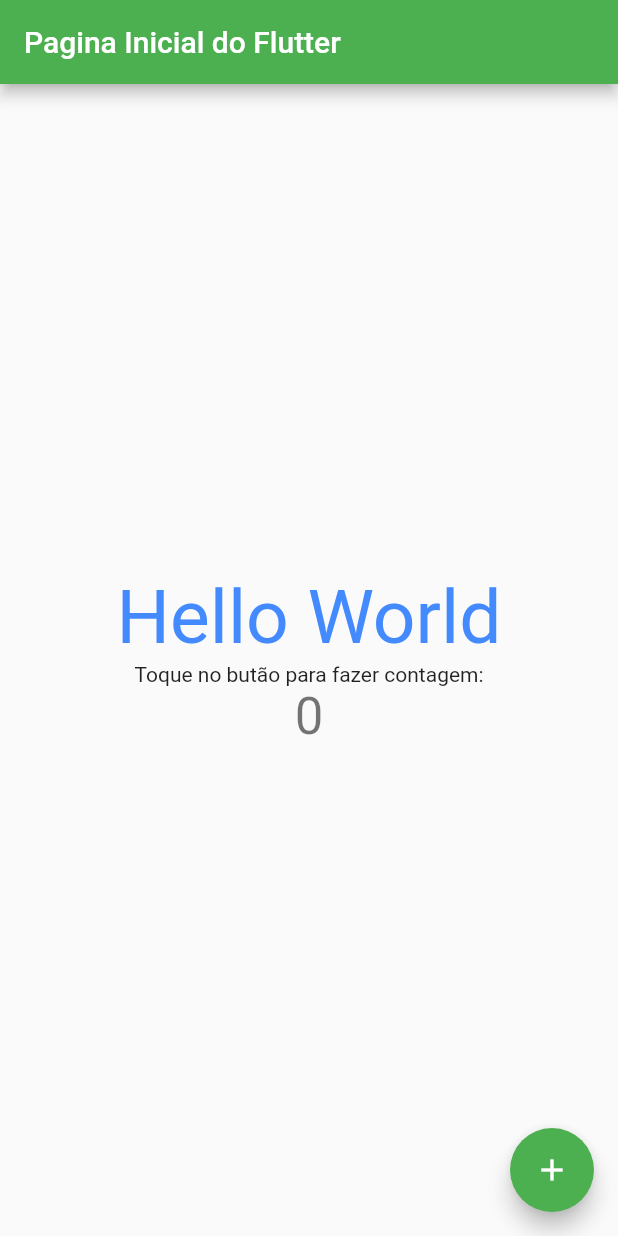
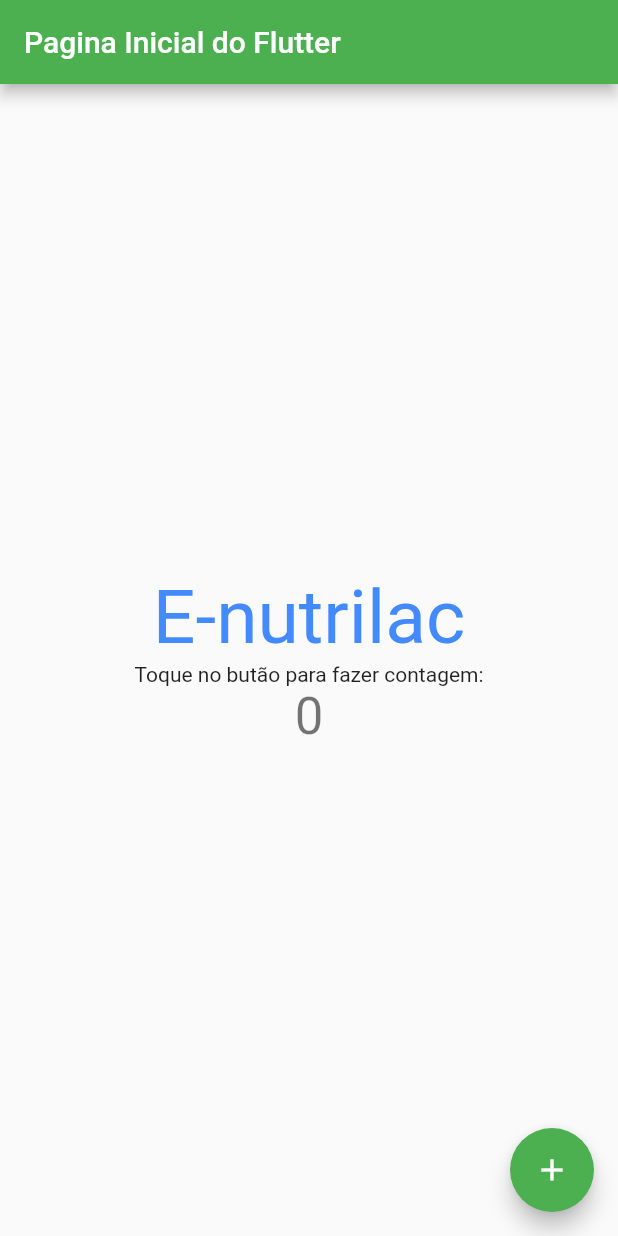
Before and after one commit to enutrilac/Test_Flutter, a Flutter app: the screen it shows after launch, on a phone screen of 412 x 824 dp. Run offline on Flutter 3.47's test engine with Material 2 defaults, Android fonts, the phone set to English and light mode, and no system bars.

```diff
--- a/lib/main.dart
+++ b/lib/main.dart
@@ -44,7 +44,7 @@ class _MyHomePageState extends State<MyHomePage> {
           mainAxisAlignment: MainAxisAlignment.center,
           children: <Widget>[
             new Text(
-              'Hello World',
+              'E-nutrilac',
               style: TextStyle(
                 fontSize: 50.0,
                 color: Colors.blueAccent,
```
Also changed, not shown: 15 other files.
